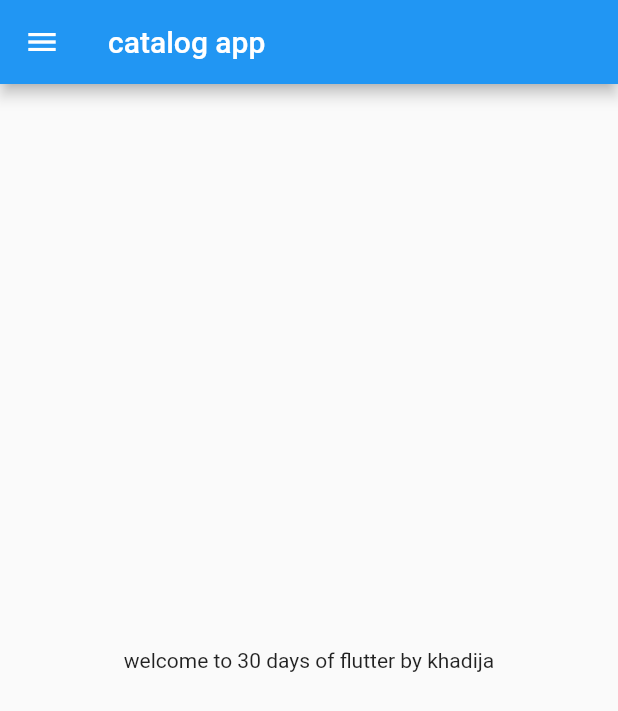
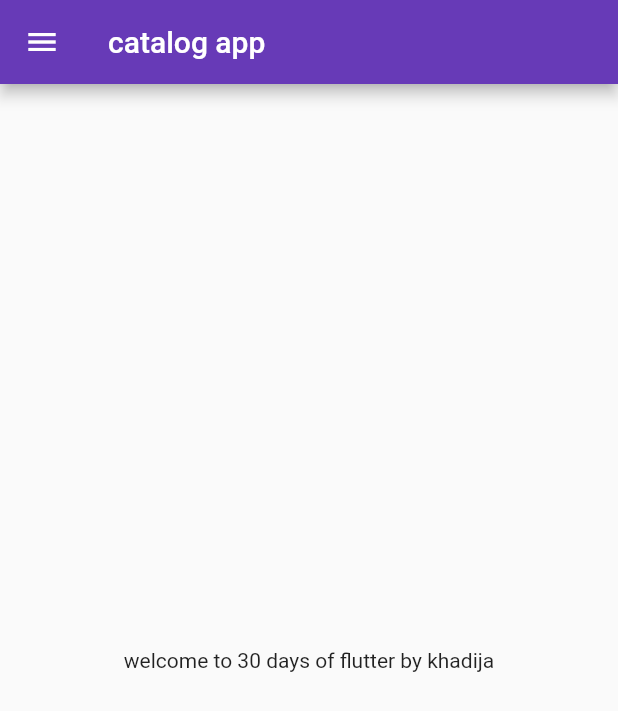
Before and after one commit to khadijakb/30DaysOfFlutter, a Flutter app: the screen it shows after launch, on a phone screen of 412 x 824 dp. Shown: the top 711 px of the screen. Run offline on Flutter 3.47's test engine with Material 2 defaults, Android fonts, the phone set to English and light mode, and no system bars.

Commit message:
DAY 3 completed

```diff
--- a/classico/lib/main.dart
+++ b/classico/lib/main.dart
@@ -1,4 +1,5 @@
-import 'package:classico/homepage.dart';
+import 'package:classico/PAGES/homepage.dart';
+import 'package:classico/PAGES/login_page.dart';
 import 'package:flutter/material.dart';
 
 void main() {
@@ -13,7 +14,20 @@ class MyApp extends StatelessWidget {
   Widget build(BuildContext context) {
 
     return MaterialApp(
-        home: homepage()
+
+        themeMode: ThemeMode.light,
+        theme: ThemeData(
+          primarySwatch: Colors.deepPurple
+        ),
+        darkTheme: ThemeData(
+          brightness: Brightness.dark
+        ),
+        initialRoute: "/home",
+        routes:{
+          "/":(context) => login_page(),
+           "/home":(context) => homepage(),
+          "/login":(context)=>login_page()
+        },
                         );
   }
 
```
Also changed, not shown: classico/lib/PAGES/login_page.dart (added, +18 -0 lines), classico/lib/PAGES/homepage.dart (renamed from classico/lib/homepage.dart).
